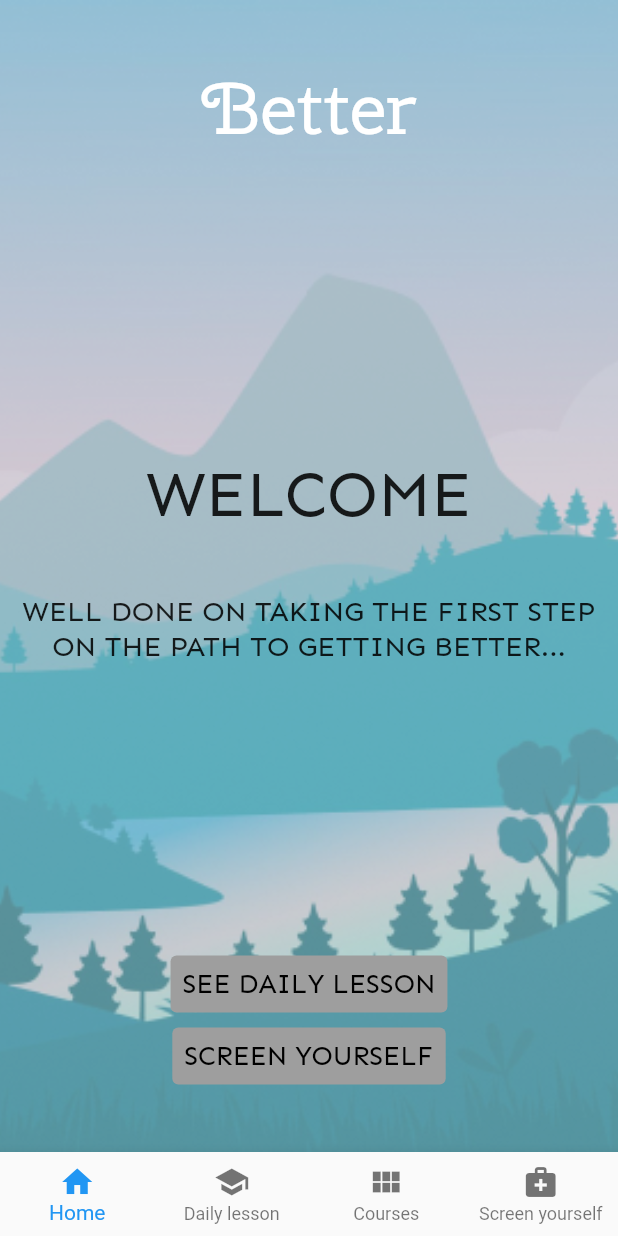
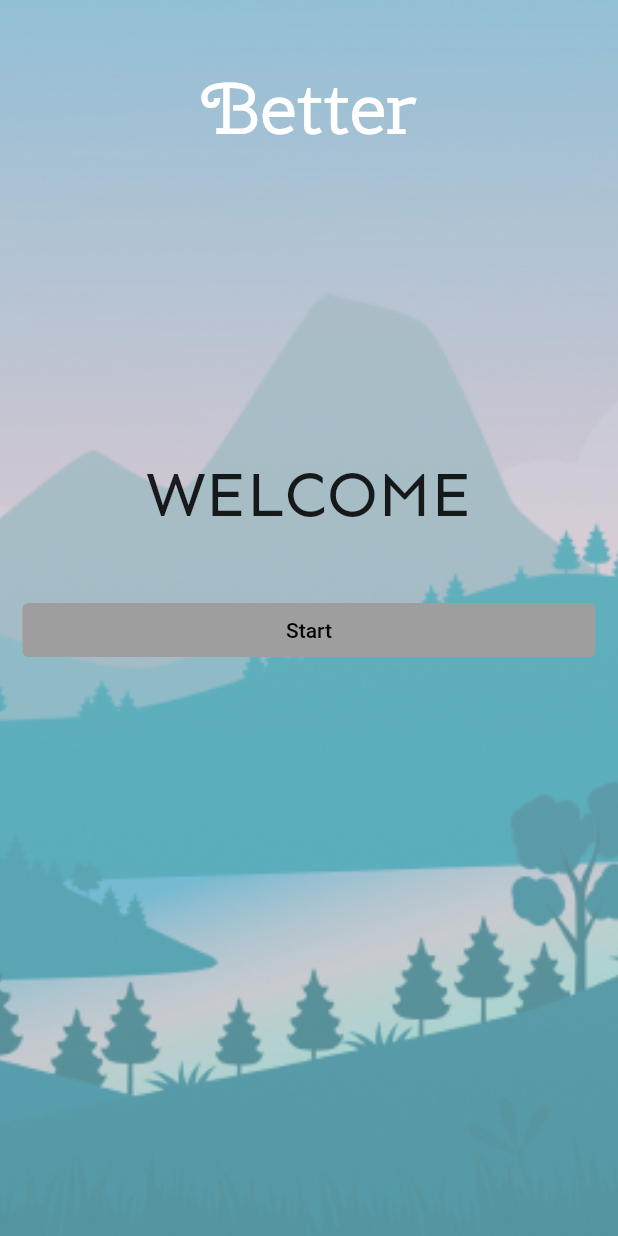
Before and after one commit to charlieblindsay/better, a Flutter app: the screen it shows after launch, on a phone screen of 412 x 824 dp. Run offline on Flutter 3.47's test engine with Material 2 defaults, Android fonts, the phone set to English and light mode, and no system bars; our stand-ins replace flutter_spinkit, shared_preferences.

Commit message:
added the loading widget

```diff
--- a/lib/main.dart
+++ b/lib/main.dart
@@ -1,4 +1,5 @@
-import 'package:bettr_mvp/screens/loading_screen.dart';
+
+import 'package:bettr_mvp/screens/start_screen.dart';
 import 'package:flutter/material.dart';
 import 'screens/home_screen.dart';
 
@@ -10,7 +11,7 @@ class BetterApp extends StatelessWidget {
   @override
   Widget build(BuildContext context) {
     return MaterialApp(
-      home: HomeScreen(),
+      home: StartScreen(),
     );
   }
 }
--- /dev/null
+++ b/lib/screens/start_screen.dart
@@ -0,0 +1,86 @@
+import 'package:bettr_mvp/services/shared_preferences_service.dart';
+import 'package:flutter/material.dart';
+import 'package:bettr_mvp/screens/home_screen.dart';
+import 'package:bettr_mvp/constants.dart';
+import 'package:flutter/cupertino.dart';
+import 'package:bettr_mvp/widgets/loading.dart';
+
+String welcomeMessage =
+    'Well done on taking the first step on the path to getting better...';
+
+class StartScreen extends StatefulWidget {
+  // final bool lessonButtonVisibility;
+  //
+  // HomeScreen({@required this.lessonButtonVisibility});
+
+  @override
+  _StartScreenState createState() => _StartScreenState();
+}
+
+class _StartScreenState extends State<StartScreen> {
+  @override
+  void initState() {
+    // TODO: implement initState
+    super.initState();
+
+  }
+
+  @override
+  bool loading = false;
+
+  Widget build(BuildContext context) {
+    return loading ? Loading() : Scaffold(
+      body: Container(
+        decoration: BoxDecoration(
+          image: DecorationImage(
+            image: AssetImage('img/image_1.png'),
+            fit: BoxFit.cover,
+          ),
+        ),
+        padding: kPaddingContainer,
+        constraints: BoxConstraints.expand(),
+        child: SafeArea(
+          child: Column(
+            crossAxisAlignment: CrossAxisAlignment.stretch,
+            children: <Widget>[
+              Row(
+                mainAxisAlignment: MainAxisAlignment.center,
+                children: [
+                  Text(
+                    'Better',
+                    style: kLogoText.copyWith(fontSize: 48.0),
+                    textAlign: TextAlign.center,
+                  ),
+                ],
+              ),
+              Padding(
+                padding: EdgeInsets.fromLTRB(0.0, 200.0, 0.0, 40.0),
+                child: Text(
+                  'Welcome'.toUpperCase(),
+                  style: kMainText.copyWith(fontSize: 43.0),
+                  textAlign: TextAlign.center,
+                ),
+              ),
+              TextButton(
+                onPressed: () async {
+                  setState(() => loading = true);
+                  SharedPreferencesService sharedPreferences = SharedPreferencesService();
+                  bool lessonButtonVisibility = await sharedPreferences.lessonButtonVisibilityFunction();
+                  setState(() => loading = false);
+                  Navigator.push(context,
+                  MaterialPageRoute(builder: (context){
+                    return HomeScreen(lessonButtonVisibility: lessonButtonVisibility,);
+                  }));
+                },
+                child: Text('Start'),
+                style: ButtonStyle(
+                    backgroundColor: MaterialStateProperty.all(Colors.grey),
+                    foregroundColor: MaterialStateProperty.all(Colors.black)),
+              )
+            ],
+          ),
+        ),
+      ),
+    );
+  }
+}
```
Also changed, not shown: lib/screens/final_screen.dart (+17 -4 lines), lib/screens/home_screen.dart (+7 -4 lines), lib/screens/loading_screen.dart (deleted, +0 -40 lines), lib/services/shared_preferences_service.dart (+5 -5 lines), lib/widgets/loading.dart (added, +24 -0 lines), 1 other file.
